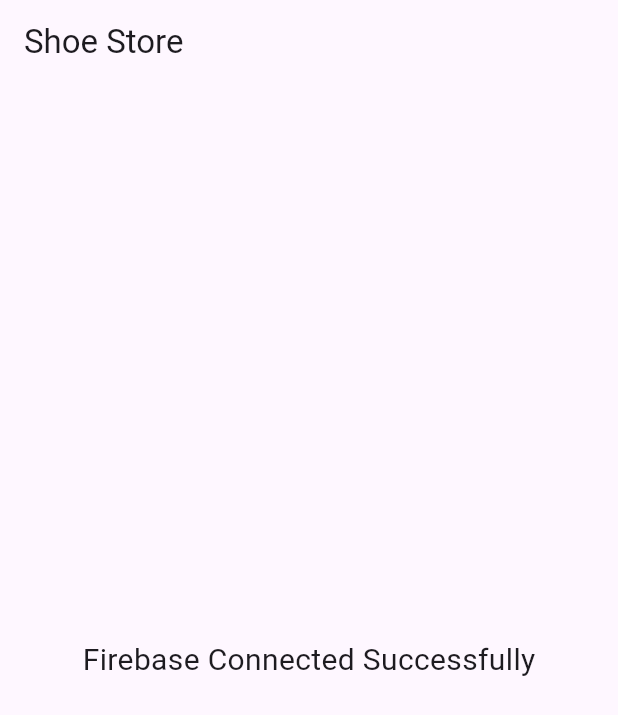
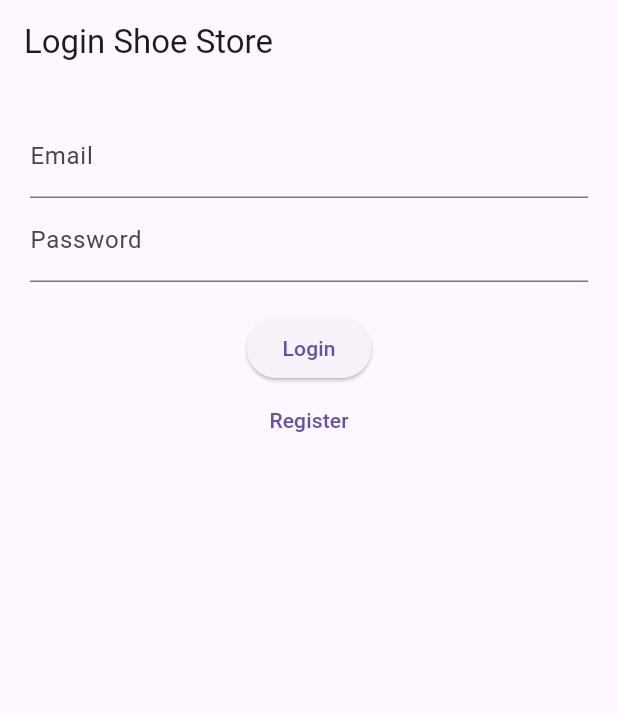
Before and after one commit to Shikarinzifu/uas_shoe_store, a Flutter app: the screen it shows after launch, on a phone screen of 412 x 824 dp. Shown: the top 715 px of the screen. Run offline on Flutter 3.47's test engine with Material 3 defaults, Android fonts, the light colour scheme and no system bars; our stand-ins replace firebase_auth, firebase_core; accounts and stored records are empty.

Commit message:
Register + Login + Verify Email

```diff
--- a/lib/main.dart
+++ b/lib/main.dart
@@ -1,5 +1,6 @@
 import 'package:flutter/material.dart';
 import 'package:firebase_core/firebase_core.dart';
+import 'package:firebase_auth/firebase_auth.dart';
 import 'firebase_options.dart';
 
 void main() async {
@@ -19,18 +20,183 @@ class MyApp extends StatelessWidget {
   Widget build(BuildContext context) {
     return MaterialApp(
       debugShowCheckedModeBanner: false,
-      title: 'Shoe Store',
-      home: Scaffold(
-        appBar: AppBar(
-          title: const Text('Shoe Store'),
-        ),
-        body: const Center(
-          child: Text(
-            'Firebase Connected Successfully',
-            style: TextStyle(fontSize: 20),
-          ),
+      home: const LoginPage(),
+    );
+  }
+}
+
+class LoginPage extends StatefulWidget {
+  const LoginPage({super.key});
+
+  @override
+  State<LoginPage> createState() => _LoginPageState();
+}
+
+class _LoginPageState extends State<LoginPage> {
+  final email = TextEditingController();
+  final password = TextEditingController();
+
+  Future login() async {
+    try {
+      UserCredential userCredential =
+          await FirebaseAuth.instance.signInWithEmailAndPassword(
+        email: email.text.trim(),
+        password: password.text.trim(),
+      );
+
+      User? user = userCredential.user;
+
+      if (user != null && user.emailVerified) {
+        Navigator.push(
+          context,
+          MaterialPageRoute(builder: (_) => const HomePage()),
+        );
+      } else {
+        ScaffoldMessenger.of(context).showSnackBar(
+          const SnackBar(content: Text("Verify email first")),
+        );
+      }
+    } catch (e) {
+      ScaffoldMessenger.of(context).showSnackBar(
+        SnackBar(content: Text("Login Failed")),
+      );
+    }
+  }
+
+  @override
+  Widget build(BuildContext context) {
+    return Scaffold(
+      appBar: AppBar(
+        title: const Text("Login Shoe Store"),
+      ),
+      body: Padding(
+        padding: const EdgeInsets.all(20),
+        child: Column(
+          children: [
+            TextField(
+              controller: email,
+              decoration: const InputDecoration(labelText: "Email"),
+            ),
+            TextField(
+              controller: password,
+              obscureText: true,
+              decoration: const InputDecoration(labelText: "Password"),
+            ),
+            const SizedBox(height: 20),
+            ElevatedButton(
+              onPressed: login,
+              child: const Text("Login"),
+            ),
+            TextButton(
+              onPressed: () {
+                Navigator.push(
+                  context,
+                  MaterialPageRoute(builder: (_) => const RegisterPage()),
+                );
+              },
+              child: const Text("Register"),
+            )
+          ],
         ),
       ),
     );
   }
 }
+
+class RegisterPage extends StatefulWidget {
+  const RegisterPage({super.key});
+
+  @override
+  State<RegisterPage> createState() => _RegisterPageState();
+}
+
+class _RegisterPageState extends State<RegisterPage> {
+  final email = TextEditingController();
+  final password = TextEditingController();
+
+  Future register() async {
+    try {
+      UserCredential userCredential =
+          await FirebaseAuth.instance.createUserWithEmailAndPassword(
+        email: email.text.trim(),
+        password: password.text.trim(),
+      );
+
+      await userCredential.user!.sendEmailVerification();
+
+      ScaffoldMessenger.of(context).showSnackBar(
+        const SnackBar(content: Text("Register success, check email")),
+      );
+
+      Navigator.pop(context);
+    } catch (e) {
+      ScaffoldMessenger.of(context).showSnackBar(
+        const SnackBar(content: Text("Register Failed")),
+      );
+    }
+  }
+
+  @override
+  Widget build(BuildContext context) {
+    return Scaffold(
+      appBar: AppBar(
+        title: const Text("Register"),
+      ),
+      body: Padding(
+        padding: const EdgeInsets.all(20),
+        child: Column(
+          children: [
+            TextField(
+              controller: email,
+              decoration: const InputDecoration(labelText: "Email"),
+            ),
+            TextField(
+              controller: password,
+              obscureText: true,
+              decoration: const InputDecoration(labelText: "Password"),
+            ),
+            const SizedBox(height: 20),
+            ElevatedButton(
+              onPressed: register,
+              child: const Text("Register"),
+            ),
+          ],
+        ),
+      ),
+    );
+  }
+}
+
+class HomePage extends StatelessWidget {
+  const HomePage({super.key});
+
+  Future logout(BuildContext context) async {
+    await FirebaseAuth.instance.signOut();
+
+    Navigator.pushReplacement(
+      context,
+      MaterialPageRoute(builder: (_) => const LoginPage()),
+    );
+  }
+
+  @override
+  Widget build(BuildContext context) {
+    return Scaffold(
+      appBar: AppBar(
+        title: const Text("Shoe Store"),
+        actions: [
+          IconButton(
+            onPressed: () => logout(context),
+            icon: const Icon(Icons.logout),
+          )
+        ],
+      ),
+      body: const Center(
+        child: Text(
+          "Login Success",
+          style: TextStyle(fontSize: 24),
+        ),
+      ),
+    );
+  }
+}
```
